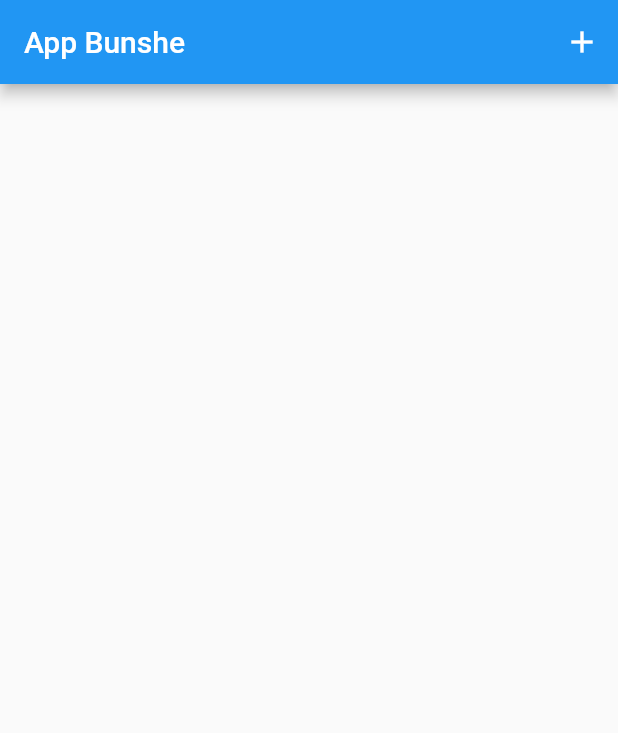
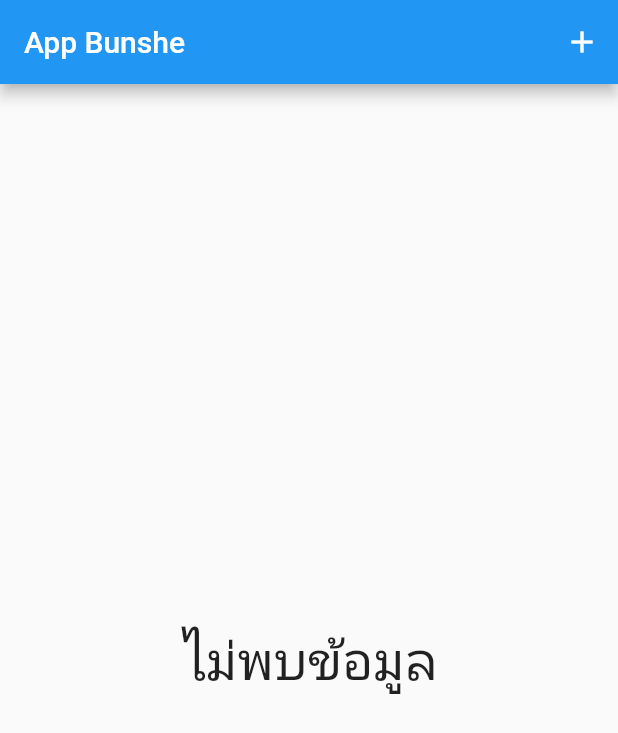
Before and after one commit to Ammarit2545/Lab5---Part2, a Flutter app: the screen it shows after launch, on a phone screen of 412 x 824 dp. Shown: the top 733 px of the screen. Run offline on Flutter 3.47's test engine with Material 2 defaults, Android fonts, the phone set to English and light mode, and no system bars.

Commit message:
16th commit - Show Not Anything

```diff
--- a/lib/main.dart
+++ b/lib/main.dart
@@ -57,14 +57,23 @@ class _MyHomePageState extends State<MyHomePage> {
         ),
         body: Consumer(
           builder: (context, TransactionProvider provider, Widget? child) {
+            var count = provider.transactions.length;
+            if (count <= 0) {
+              return Center(
+                child: Text(
+                  "ไม่พบข้อมูล",
+                  style: TextStyle(fontSize: 35),
+                ),
+              );
+            } else {
               return ListView.builder(
-                itemCount: provider.transactions.length,
+                  itemCount: count,
                   itemBuilder: (context, int index) {
                     Transaction data = provider.transactions[index];
                     return Card(
                       elevation: 5,
-                    margin:
-                        const EdgeInsets.symmetric(vertical: 8, horizontal: 5),
+                      margin: const EdgeInsets.symmetric(
+                          vertical: 8, horizontal: 5),
                       child: ListTile(
                         leading: CircleAvatar(
                           radius: 30,
@@ -77,6 +86,7 @@ class _MyHomePageState extends State<MyHomePage> {
                       ),
                     );
                   });
+            }
           },
         ));
   }
```
Lines whose indentation alone changed are shown as unchanged.
